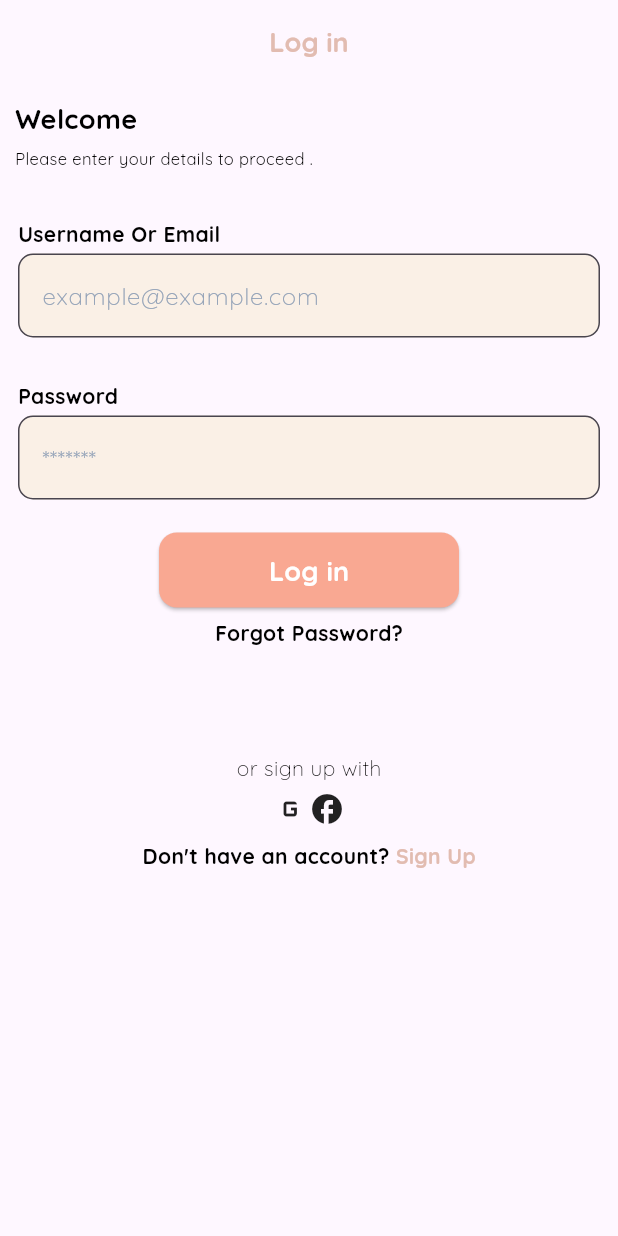
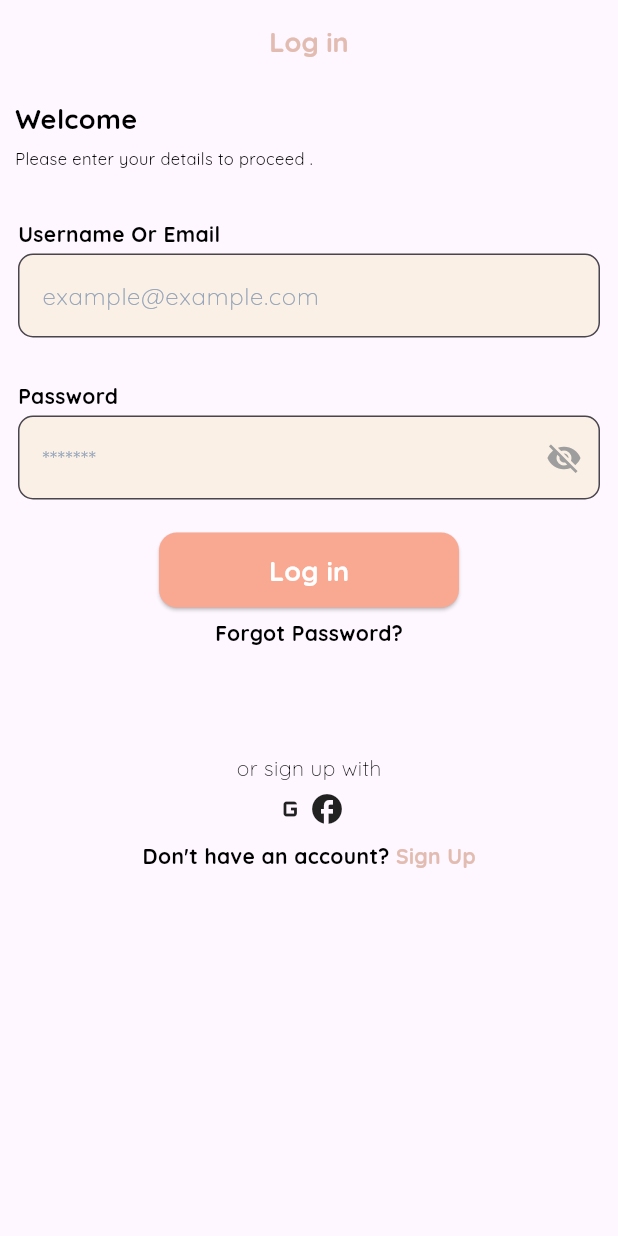
Before and after one commit to peterelia22/Form, a Flutter app: the screen it shows after launch, on a phone screen of 412 x 824 dp. Run offline on Flutter 3.47's test engine with Material 3 defaults, Android fonts, the phone set to English and light mode, and no system bars.

Commit message:
finish registration form ,edit in custom text field and finish registration screen

```diff
--- a/lib/core/widgets/custom_button.dart
+++ b/lib/core/widgets/custom_button.dart
@@ -3,8 +3,10 @@ import 'package:flutter/material.dart';
 import '../constants/app_styles.dart';
 
 class CustomButton extends StatelessWidget {
+  final String text;
   const CustomButton({
     super.key,
+    required this.text,
   });
 
   @override
@@ -21,8 +23,8 @@ class CustomButton extends StatelessWidget {
           ),
         ),
         onPressed: () {},
-        child: const Text(
-          'Log in',
+        child: Text(
+          text,
           style: AppStyles.buttonTextStyle,
         ),
       ),
--- a/lib/core/widgets/custom_text_field.dart
+++ b/lib/core/widgets/custom_text_field.dart
@@ -1,20 +1,23 @@
 import 'package:flutter/material.dart';
-
 import '../constants/app_styles.dart';
 
 class CustomTextField extends StatelessWidget {
   final String hintText;
   final String labelText;
+  final bool isPassword;
   const CustomTextField({
     super.key,
     required this.hintText,
     required this.labelText,
+    this.isPassword = false,
   });
 
   @override
   Widget build(BuildContext context) {
+    ValueNotifier<bool> isObscure = ValueNotifier<bool>(isPassword);
+
     return Padding(
-      padding: EdgeInsets.all(12),
+      padding: const EdgeInsets.all(12),
       child: Column(
         crossAxisAlignment: CrossAxisAlignment.start,
         children: [
@@ -22,10 +25,12 @@ class CustomTextField extends StatelessWidget {
             labelText,
             style: AppStyles.labelTextStyle,
           ),
-          SizedBox(
-            height: 3,
-          ),
-          TextField(
+          const SizedBox(height: 3),
+          ValueListenableBuilder<bool>(
+            valueListenable: isObscure,
+            builder: (context, value, child) {
+              return TextField(
+                obscureText: value,
                 decoration: InputDecoration(
                   hintText: hintText,
                   hintStyle: AppStyles.hintTextStyle,
@@ -33,8 +38,21 @@ class CustomTextField extends StatelessWidget {
                     borderRadius: BorderRadius.circular(10),
                   ),
                   filled: true,
-              fillColor: Color(0xffFAF0E6),
+                  fillColor: const Color(0xffFAF0E6),
+                  suffixIcon: isPassword
+                      ? IconButton(
+                          icon: Icon(
+                            value ? Icons.visibility_off : Icons.visibility,
+                            color: Colors.grey,
                           ),
+                          onPressed: () {
+                            isObscure.value = !value;
+                          },
+                        )
+                      : null,
+                ),
+              );
+            },
           ),
         ],
       ),
--- a/lib/features/auth/presentation/screens/login_screen.dart
+++ b/lib/features/auth/presentation/screens/login_screen.dart
@@ -1,6 +1,7 @@
 import 'package:flutter/material.dart';
 import 'package:login_register/core/constants/app_styles.dart';
 import 'package:login_register/core/widgets/custom_text_field.dart';
+import 'package:login_register/features/auth/presentation/screens/register_screen.dart';
 import 'package:login_register/features/auth/presentation/widgets/login_form.dart';
 import '../widgets/social_media_auth.dart';
 import '../widgets/welcome_text_widget.dart';
@@ -56,7 +57,15 @@ class LoginScreen extends StatelessWidget {
             const SizedBox(
               height: 10,
             ),
-            Center(
+            GestureDetector(
+              onTap: () {
+                Navigator.push(
+                    context,
+                    (MaterialPageRoute(builder: (context) {
+                      return const RegisterScreen();
+                    })));
+              },
+              child: Center(
                 child: Text.rich(
                   TextSpan(
                     text: 'Don\'t have an account? ',
@@ -70,6 +79,7 @@ class LoginScreen extends StatelessWidget {
                   ),
                 ),
               ),
+            ),
           ],
         ),
       ),
--- a/lib/features/auth/presentation/widgets/login_form.dart
+++ b/lib/features/auth/presentation/widgets/login_form.dart
@@ -20,9 +20,12 @@ class LoginForm extends StatelessWidget {
         CustomTextField(
           labelText: 'Password',
           hintText: '*******',
+          isPassword: true,
         ),
         SizedBox(height: 10),
-        CustomButton(),
+        CustomButton(
+          text: 'Log in',
+        ),
       ],
     );
   }
```
Also changed, not shown: lib/features/auth/presentation/screens/register_screen.dart (+78 -0 lines), lib/features/auth/presentation/widgets/register_form.dart (+62 -0 lines). Lines whose indentation alone changed are shown as unchanged.
